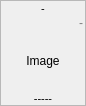
This is workflow/ui/thumbimageframe.ui in cseyve/piaf as Qt 5 draws it before an edit. The edited form follows.
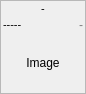
This is the edited form. Custom widgets are drawn as their Qt base class.

Diff of the .ui file:
```diff
--- a/workflow/ui/thumbimageframe.ui
+++ b/workflow/ui/thumbimageframe.ui
@@ -7,7 +7,7 @@
     <x>0</x>
     <y>0</y>
     <width>86</width>
-    <height>106</height>
+    <height>94</height>
    </rect>
   </property>
   <property name="maximumSize">
@@ -72,6 +72,32 @@
     </widget>
    </item>
    <item>
+    <layout class="QHBoxLayout" name="horizontalLayout">
+     <property name="topMargin">
+      <number>0</number>
+     </property>
+     <item>
+      <widget class="QLabel" name="starsLabel">
+       <property name="sizePolicy">
+        <sizepolicy hsizetype="Preferred" vsizetype="Minimum">
+         <horstretch>0</horstretch>
+         <verstretch>0</verstretch>
+        </sizepolicy>
+       </property>
+       <property name="font">
+        <font>
+         <pointsize>8</pointsize>
+        </font>
+       </property>
+       <property name="text">
+        <string>-----</string>
+       </property>
+       <property name="alignment">
+        <set>Qt::AlignLeading|Qt::AlignLeft|Qt::AlignVCenter</set>
+       </property>
+      </widget>
+     </item>
+     <item>
     <widget class="QLabel" name="extLabel">
      <property name="sizePolicy">
       <sizepolicy hsizetype="Preferred" vsizetype="Minimum">
@@ -91,6 +117,8 @@
      </property>
     </widget>
    </item>
+    </layout>
+   </item>
    <item>
     <widget class="QImageDisplay" name="globalImageLabel">
      <property name="sizePolicy">
@@ -128,27 +156,6 @@
      </property>
     </widget>
    </item>
-   <item>
-    <widget class="QLabel" name="starsLabel">
-     <property name="sizePolicy">
-      <sizepolicy hsizetype="Preferred" vsizetype="Minimum">
-       <horstretch>0</horstretch>
-       <verstretch>0</verstretch>
-      </sizepolicy>
-     </property>
-     <property name="font">
-      <font>
-       <pointsize>8</pointsize>
-      </font>
-     </property>
-     <property name="text">
-      <string>-----</string>
-     </property>
-     <property name="alignment">
-      <set>Qt::AlignCenter</set>
-     </property>
-    </widget>
-   </item>
   </layout>
  </widget>
  <customwidgets>
```
Lines whose indentation alone changed are shown as unchanged.
